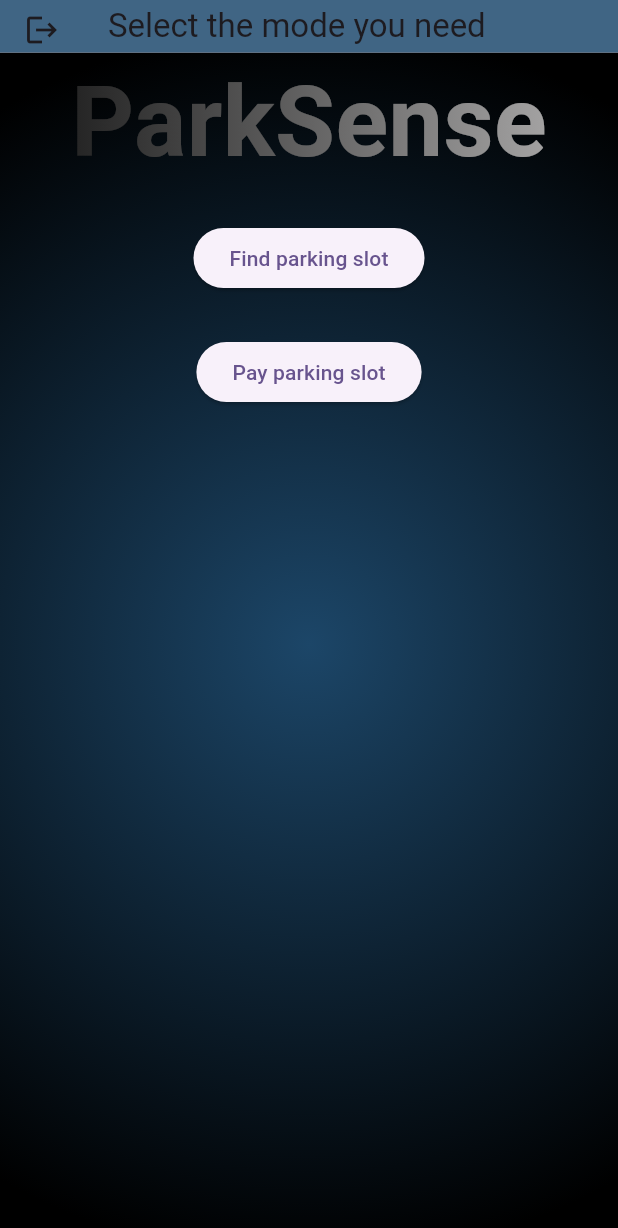
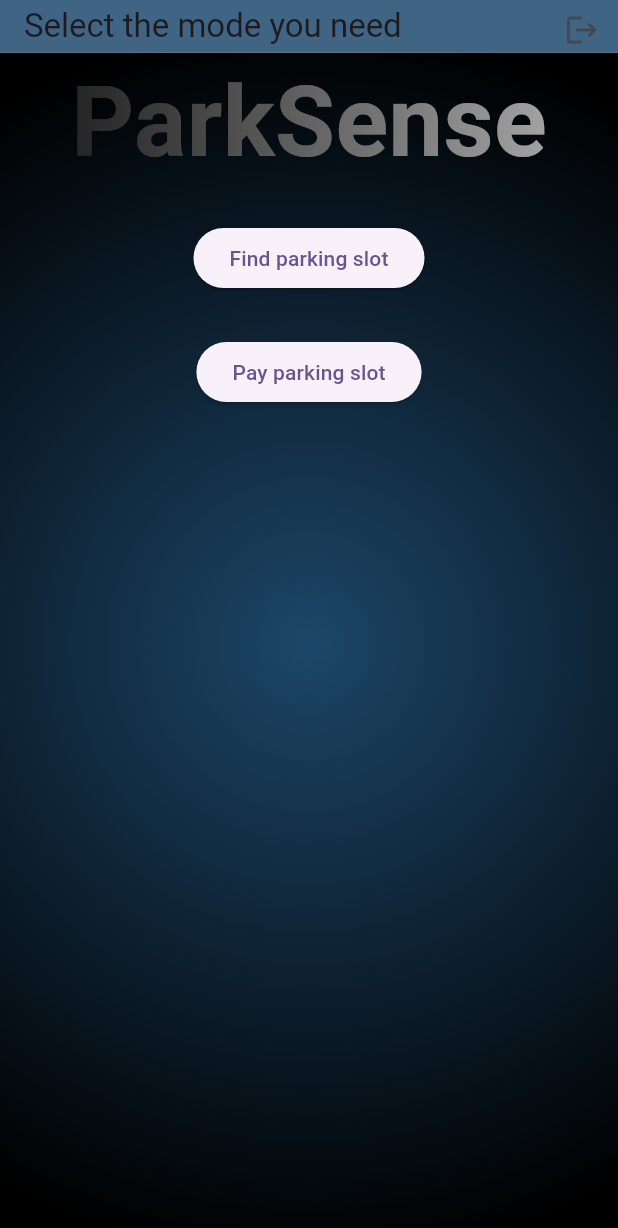
Before and after one commit to Melis-Prato-Grimolizzi/iot_frontend, a Flutter app: the SelectMode screen opened directly, on a phone screen of 412 x 824 dp. Shown: the top 1228 px of the screen. Run offline on Flutter 3.47's test engine with Material 3 defaults, Android fonts, the phone set to English and light mode, and no system bars; our stand-ins replace dio, flutter_blue_plus, flutter_map, flutter_riverpod, get, latlong2 and 3 more; accounts and stored records are empty; generated files the repository leaves out were written again.

```diff
--- a/lib/main.dart
+++ b/lib/main.dart
@@ -166,12 +166,12 @@ class _MyHomePageState extends ConsumerState<MyHomePage> {
                     padding: const EdgeInsets.all(20.0),
                     child: ElevatedButton(
                       onPressed: logIn,
-                      child: const Text('Sign-In'),
                       style: ElevatedButton.styleFrom(
                         minimumSize:
                             const Size.fromHeight(50), // Set the height
                         textStyle: const TextStyle(fontSize: 20),
                       ),
+                      child: const Text('Sign-In'),
                     ),
                   ),
                   const SizedBox(height: 10),
--- a/lib/pages/selectmode.dart
+++ b/lib/pages/selectmode.dart
@@ -11,6 +11,7 @@ class SelectMode extends ConsumerWidget {
   Future<void> _logout(BuildContext context) async {
     final prefs = await SharedPreferences.getInstance();
     await prefs.remove('jwt');
+    if (!context.mounted) return;
     Navigator.pushReplacement(
       context,
       MaterialPageRoute(builder: (context) => const MyHomePage()),
@@ -21,10 +22,12 @@ class SelectMode extends ConsumerWidget {
   Widget build(BuildContext context, WidgetRef ref) {
     return Scaffold(
       appBar: AppBar(
-        leading: IconButton(
-          icon: const Icon(Icons.logout),
-          onPressed: () => _logout(context),
-        ),
+        actions: [
+          IconButton(
+            icon: const Icon(Icons.logout),
+            onPressed: () => _logout(context),
+          ),
+        ],
         title: const Text('Select the mode you need'),
         toolbarHeight: 35.0,
         backgroundColor: const Color.fromARGB(255, 64, 101, 132),
--- a/lib/widgets/map.dart
+++ b/lib/widgets/map.dart
@@ -74,8 +74,8 @@ class _SlotsMapState extends State<SlotsMap> {
                   children: [
                     TileLayer(
                       urlTemplate:
-                          'https://tile.openstreetmap.org/{z}/{x}/{y}.png',
-                      userAgentPackageName: 'com.example.app',
+                          'https://{s}.basemaps.cartocdn.com/light_all/{z}/{x}/{y}{r}.png',
+                      userAgentPackageName: 'dev.grimos.iot',
                     ),
                     MarkerLayer(
                       markers: [
@@ -111,7 +111,7 @@ class _SlotsMapState extends State<SlotsMap> {
                             child: TextField(
                               controller: _searchController,
                               decoration: const InputDecoration(
-                                hintText: "Write your destination",
+                                hintText: "Search your destination",
                                 border: InputBorder.none,
                               ),
                               onSubmitted: (value) {
```
Also changed, not shown: 3 other files.
